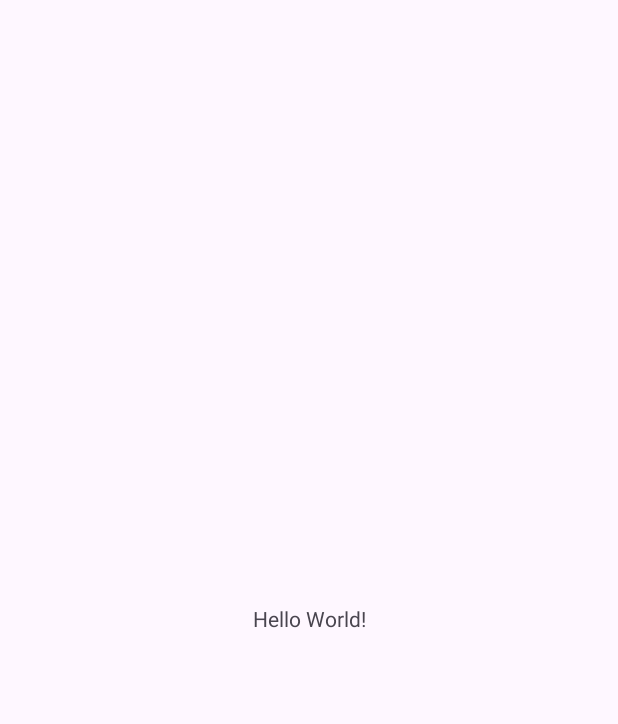
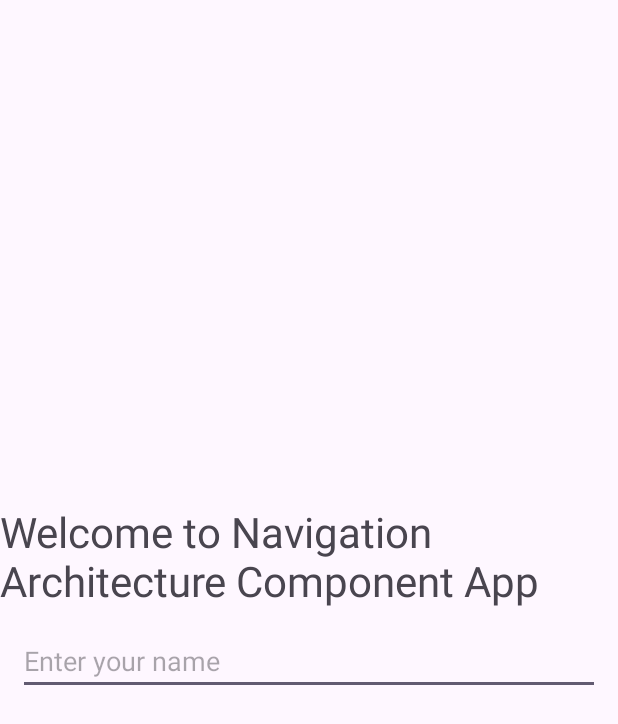
Before and after one commit to paras603/navigation_app, an Android app: the screen it shows after launch (MainActivity), on a phone screen of 412 x 824 dp. Before the commit the part shown is almost empty. Shown: the top 724 px of the screen. Run offline under Robolectric (Android 15) with nearby library versions, the phone set to English and light mode, and no system bars; our stand-ins replace data binding.

Commit message:
used navigation to navigate other fragments

```diff
--- /dev/null
+++ b/app/src/main/java/com/mastercoding/navigation/HomeFragment.kt
@@ -0,0 +1,31 @@
+package com.mastercoding.navigation
+
+import android.os.Bundle
+import androidx.fragment.app.Fragment
+import android.view.LayoutInflater
+import android.view.View
+import android.view.ViewGroup
+import androidx.databinding.DataBindingUtil
+import androidx.navigation.findNavController
+import com.mastercoding.navigation.databinding.FragmentHomeBinding
+
+class HomeFragment : Fragment() {
+
+    private lateinit var binding: FragmentHomeBinding
+
+    override fun onCreateView(
+        inflater: LayoutInflater, container: ViewGroup?,
+        savedInstanceState: Bundle?
+    ): View? {
+        // Inflate the layout for this fragment
+        binding = DataBindingUtil.inflate(inflater, R.layout.fragment_home, container, false)
+
+        //handling the click event button
+        binding.btnSubmit.setOnClickListener{
+            it.findNavController().navigate(R.id.action_homeFragment_to_secondFragment)
+        }
+
+        return binding.root
+    }
+
+}
--- a/app/src/main/res/layout/activity_main.xml
+++ b/app/src/main/res/layout/activity_main.xml
@@ -1,18 +1,25 @@
 <?xml version="1.0" encoding="utf-8"?>
-<androidx.constraintlayout.widget.ConstraintLayout xmlns:android="http://schemas.android.com/apk/res/android"
+<layout xmlns:android="http://schemas.android.com/apk/res/android"
     xmlns:app="http://schemas.android.com/apk/res-auto"
-    xmlns:tools="http://schemas.android.com/tools"
+    xmlns:tools="http://schemas.android.com/tools">
+
+    <androidx.constraintlayout.widget.ConstraintLayout
         android:layout_width="match_parent"
         android:layout_height="match_parent"
         tools:context=".MainActivity">
 
-    <TextView
-        android:layout_width="wrap_content"
-        android:layout_height="wrap_content"
-        android:text="Hello World!"
+
+        <androidx.fragment.app.FragmentContainerView
+            android:id="@+id/fragmentContainerView"
+            android:name="androidx.navigation.fragment.NavHostFragment"
+            android:layout_width="0dp"
+            android:layout_height="354dp"
+            app:defaultNavHost="true"
             app:layout_constraintBottom_toBottomOf="parent"
             app:layout_constraintEnd_toEndOf="parent"
             app:layout_constraintStart_toStartOf="parent"
-        app:layout_constraintTop_toTopOf="parent" />
+            app:layout_constraintTop_toTopOf="parent"
+            app:navGraph="@navigation/nav_graph" />
 
     </androidx.constraintlayout.widget.ConstraintLayout>
+</layout>
--- /dev/null
+++ b/app/src/main/res/layout/fragment_home.xml
@@ -0,0 +1,51 @@
+<?xml version="1.0" encoding="utf-8"?>
+<layout xmlns:android="http://schemas.android.com/apk/res/android"
+    xmlns:app="http://schemas.android.com/apk/res-auto"
+    xmlns:tools="http://schemas.android.com/tools">
+
+    <androidx.constraintlayout.widget.ConstraintLayout
+        android:id="@+id/frameLayout"
+        android:layout_width="match_parent"
+        android:layout_height="match_parent"
+        tools:context=".HomeFragment">
+
+        <!-- TODO: Update blank fragment layout -->
+
+        <TextView
+            android:id="@+id/textView"
+            android:layout_width="wrap_content"
+            android:layout_height="0dp"
+            android:layout_marginTop="100dp"
+            android:text="Welcome to Navigation Architecture Component App"
+            android:textSize="28sp"
+            app:layout_constraintStart_toStartOf="parent"
+            app:layout_constraintTop_toTopOf="parent" />
+
+        <EditText
+            android:id="@+id/editText"
+            android:layout_width="0dp"
+            android:layout_height="wrap_content"
+            android:layout_margin="12dp"
+            android:layout_marginTop="156dp"
+            android:hint="Enter your name"
+            app:layout_constraintEnd_toEndOf="parent"
+            app:layout_constraintHorizontal_bias="0.0"
+            app:layout_constraintStart_toStartOf="parent"
+            app:layout_constraintTop_toBottomOf="@+id/textView" />
+
+        <Button
+            android:id="@+id/btn_submit"
+            android:layout_width="wrap_content"
+            android:layout_height="wrap_content"
+            android:layout_marginBottom="196dp"
+            android:text="Submit"
+            android:textAllCaps="true"
+            app:layout_constraintBottom_toBottomOf="parent"
+            app:layout_constraintEnd_toEndOf="parent"
+            app:layout_constraintHorizontal_bias="0.498"
+            app:layout_constraintStart_toStartOf="parent"
+            app:layout_constraintTop_toBottomOf="@+id/editText"
+            app:layout_constraintVertical_bias="1.0" />
+
+    </androidx.constraintlayout.widget.ConstraintLayout>
+</layout>
--- /dev/null
+++ b/app/src/main/res/navigation/nav_graph.xml
@@ -0,0 +1,22 @@
+<?xml version="1.0" encoding="utf-8"?>
+<navigation xmlns:android="http://schemas.android.com/apk/res/android"
+    xmlns:app="http://schemas.android.com/apk/res-auto"
+    xmlns:tools="http://schemas.android.com/tools"
+    android:id="@+id/nav_graph"
+    app:startDestination="@id/homeFragment">
+
+    <fragment
+        android:id="@+id/homeFragment"
+        android:name="com.mastercoding.navigation.HomeFragment"
+        android:label="fragment_home"
+        tools:layout="@layout/fragment_home" >
+        <action
+            android:id="@+id/action_homeFragment_to_secondFragment"
+            app:destination="@id/secondFragment" />
+    </fragment>
+    <fragment
+        android:id="@+id/secondFragment"
+        android:name="com.mastercoding.navigation.SecondFragment"
+        android:label="fragment_second"
+        tools:layout="@layout/fragment_second" />
+</navigation>
--- a/app/src/main/res/values/strings.xml
+++ b/app/src/main/res/values/strings.xml
@@ -1,3 +1,5 @@
 <resources>
     <string name="app_name">Navigation</string>
+    <!-- TODO: Remove or change this placeholder text -->
+    <string name="hello_blank_fragment">Hello blank fragment</string>
 </resources>
```
Also changed, not shown: app/build.gradle (+9 -0 lines), app/src/main/java/com/mastercoding/navigation/SecondFragment.kt (added, +25 -0 lines), app/src/main/res/layout/fragment_second.xml (added, +29 -0 lines), build.gradle (+15 -0 lines). Lines whose indentation alone changed are shown as unchanged.
